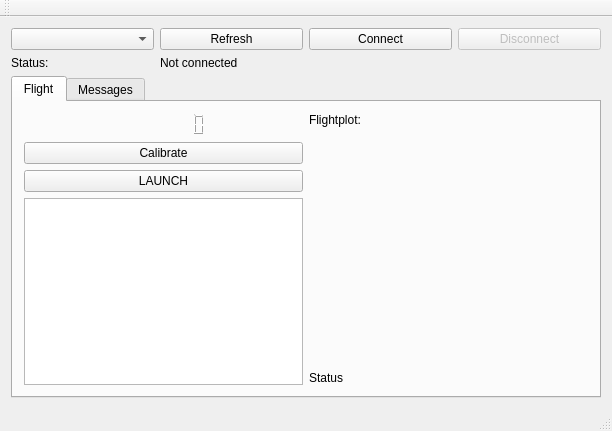
Qt form mainwindow.ui (janblumenkamp/rocketUI) before a commit.
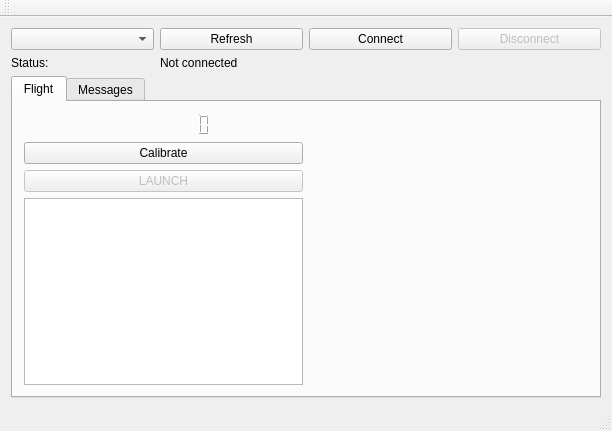
The same form after that commit. The open tabs and pages were chosen to show the change. Custom widgets are drawn as their Qt base class.

```diff
--- a/mainwindow.ui
+++ b/mainwindow.ui
@@ -84,7 +84,7 @@
              <bool>false</bool>
             </property>
             <property name="digitCount">
-             <number>8</number>
+             <number>9</number>
             </property>
             <property name="segmentStyle">
              <enum>QLCDNumber::Filled</enum>
@@ -103,6 +103,9 @@
           </item>
           <item row="2" column="0">
            <widget class="QPushButton" name="btn_launch">
+            <property name="enabled">
+             <bool>false</bool>
+            </property>
             <property name="text">
              <string>LAUNCH</string>
             </property>
@@ -114,14 +117,7 @@
          </layout>
         </item>
         <item>
-         <layout class="QVBoxLayout" name="group_plot" stretch="0,1,0">
-          <item>
-           <widget class="QLabel" name="lbl_flightplot">
-            <property name="text">
-             <string>Flightplot:</string>
-            </property>
-           </widget>
-          </item>
+         <layout class="QVBoxLayout" name="group_plot" stretch="1,0">
           <item>
            <widget class="QCustomPlot" name="plot_flight" native="true">
             <property name="minimumSize">
@@ -135,7 +131,7 @@
           <item>
            <widget class="QLabel" name="lbl_flightstate">
             <property name="text">
-             <string>Status</string>
+             <string/>
             </property>
            </widget>
           </item>
```
Left out of the diff: 4 changed lines with no effect on the pictures.
